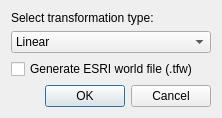
qgis/QGIS, file src/plugins/georeferencer/qgstransformtypedialogbase.ui: the form before one commit.
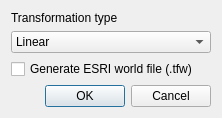
The form after the commit.

Patch:
```diff
--- a/src/plugins/georeferencer/qgstransformtypedialogbase.ui
+++ b/src/plugins/georeferencer/qgstransformtypedialogbase.ui
@@ -17,7 +17,7 @@
    <item>
     <widget class="QLabel" name="label">
      <property name="text">
-      <string>Select transformation type:</string>
+      <string>Transformation type</string>
      </property>
     </widget>
    </item>
```
